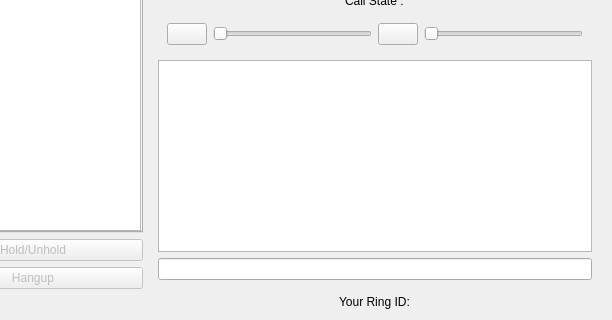
The window that callwidget.ui (savoirfairelinux/jami-client-windows) describes before a commit, drawn with Qt 5; both pictures show x 88 to 700 and y 391 to 711 of the 700 by 711 pixel window.
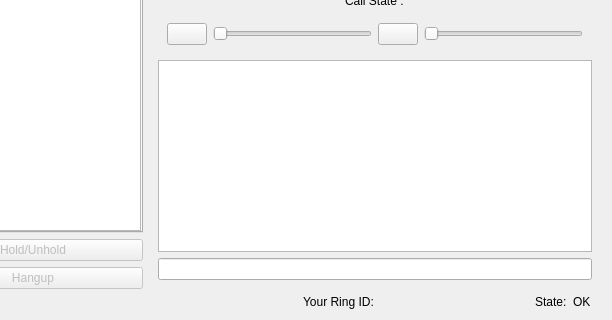
The same window after the commit. Icons and pictures are not drawn. Custom widgets are drawn as their Qt base class.

Commit message:
UI: add account state hint on main view
Refs #74598

What changed in the file:
```diff
--- a/callwidget.ui
+++ b/callwidget.ui
@@ -20,25 +20,6 @@
    <string>Form</string>
   </property>
   <layout class="QGridLayout" name="gridLayout">
-   <item row="1" column="1" alignment="Qt::AlignHCenter">
-    <widget class="QLabel" name="ringIdLabel">
-     <property name="minimumSize">
-      <size>
-       <width>0</width>
-       <height>0</height>
-      </size>
-     </property>
-     <property name="text">
-      <string>Your Ring ID:</string>
-     </property>
-     <property name="margin">
-      <number>0</number>
-     </property>
-     <property name="textInteractionFlags">
-      <set>Qt::LinksAccessibleByMouse|Qt::TextSelectableByMouse</set>
-     </property>
-    </widget>
-   </item>
    <item row="0" column="0">
     <layout class="QVBoxLayout" name="verticalLayout_2">
      <property name="spacing">
@@ -417,6 +398,49 @@
      </layout>
     </widget>
    </item>
+   <item row="1" column="1">
+    <layout class="QHBoxLayout" name="horizontalLayout_5" stretch="1,0,0">
+     <property name="topMargin">
+      <number>0</number>
+     </property>
+     <property name="rightMargin">
+      <number>10</number>
+     </property>
+     <item alignment="Qt::AlignHCenter">
+      <widget class="QLabel" name="ringIdLabel">
+       <property name="minimumSize">
+        <size>
+         <width>0</width>
+         <height>0</height>
+        </size>
+       </property>
+       <property name="text">
+        <string>Your Ring ID:</string>
+       </property>
+       <property name="margin">
+        <number>0</number>
+       </property>
+       <property name="textInteractionFlags">
+        <set>Qt::LinksAccessibleByMouse|Qt::TextSelectableByMouse</set>
+       </property>
+      </widget>
+     </item>
+     <item alignment="Qt::AlignRight">
+      <widget class="QLabel" name="label_2">
+       <property name="text">
+        <string>State:</string>
+       </property>
+      </widget>
+     </item>
+     <item alignment="Qt::AlignRight">
+      <widget class="QLabel" name="accountStateHintLabel">
+       <property name="text">
+        <string>OK</string>
+       </property>
+      </widget>
+     </item>
+    </layout>
+   </item>
   </layout>
  </widget>
  <customwidgets>
```
The commit also changes 2 other files.
